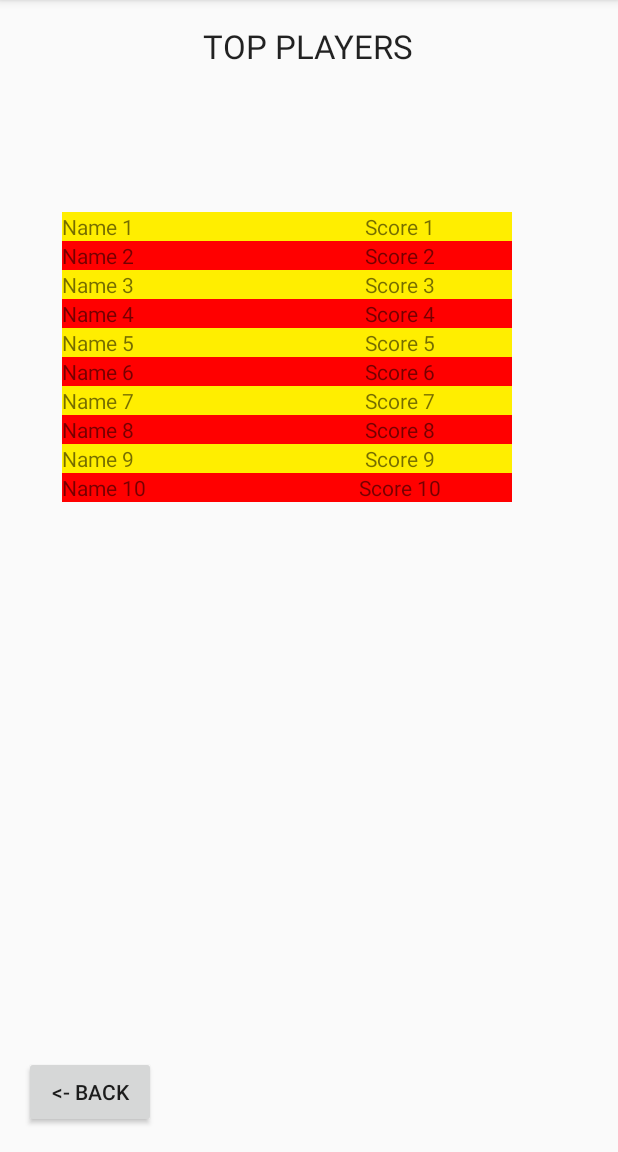
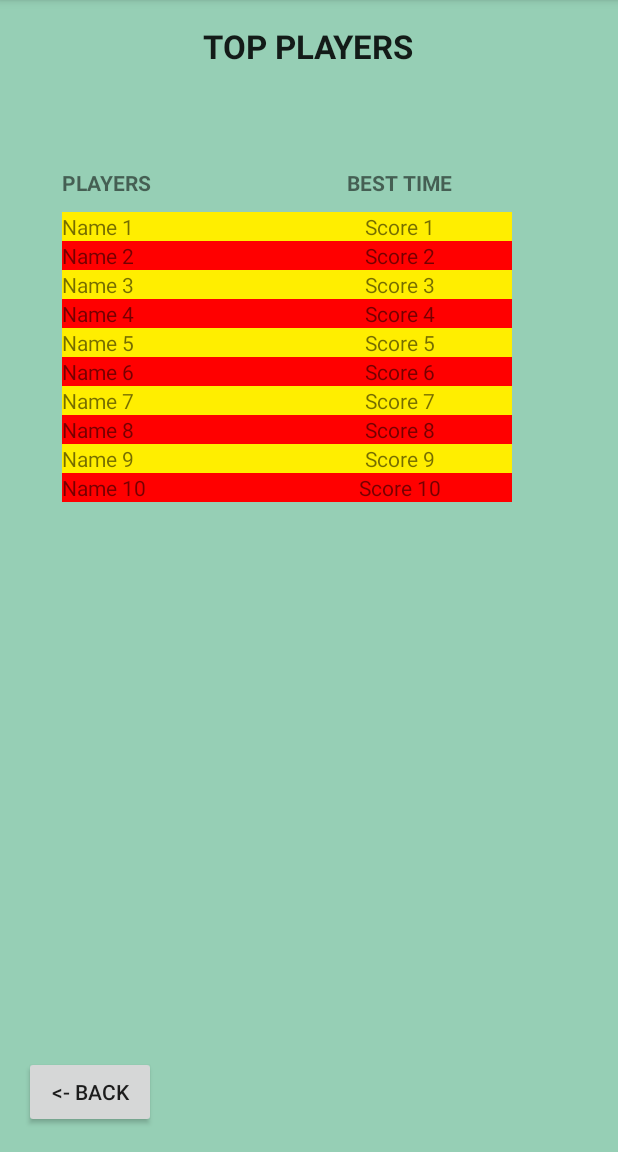
Before and after one commit to bth679/ColorMatch, an Android app: the HighScores screen opened directly, with no data from a screen before it, on a phone screen of 412 x 824 dp, the part 84-1236 px from its top. Run offline under Robolectric (Android 15) with nearby library versions, the phone set to English and light mode, and no system bars.

Commit message:
new changes

```diff
--- a/app/src/main/res/layout/activity_high_scores.xml
+++ b/app/src/main/res/layout/activity_high_scores.xml
@@ -7,7 +7,9 @@
     android:paddingLeft="@dimen/activity_horizontal_margin"
     android:paddingRight="@dimen/activity_horizontal_margin"
     android:paddingTop="@dimen/activity_vertical_margin"
-    tools:context="com.example.tan.colormatch.HighScores">
+    tools:context="com.example.tan.colormatch.HighScores"
+    android:background="#caf48c"
+    android:backgroundTint="#96cfb5">
 
     <Button
         android:layout_width="wrap_content"
@@ -24,6 +26,7 @@
         android:textAppearance="?android:attr/textAppearanceLarge"
         android:text="TOP PLAYERS"
         android:id="@+id/textView3"
+        android:textStyle="bold"
         android:layout_alignParentTop="true"
         android:layout_centerHorizontal="true" />
     <TableRow
@@ -268,7 +271,7 @@
             android:layout_alignEnd="@+id/back1" />
 
         <TextView
-            android:id="@+id/score1-"
+            android:id="@+id/score10"
             android:layout_height="wrap_content"
             android:layout_width="150dp"
             android:textAlignment="center"
@@ -277,4 +280,24 @@
             android:layout_alignEnd="@+id/back1" />
     </TableRow>
 
+    <TextView
+        android:id="@+id/textView15"
+        android:layout_height="wrap_content"
+        android:layout_width="150dp"
+        android:text="PLAYERS"
+        android:layout_alignBottom="@+id/tableRow1"
+        android:textStyle="bold"
+        android:layout_alignStart="@+id/tableRow1"
+        android:layout_marginBottom="29dp" />
+
+    <TextView
+        android:id="@+id/textView16"
+        android:layout_height="wrap_content"
+        android:layout_width="150dp"
+        android:textAlignment="center"
+        android:text="BEST TIME"
+        android:layout_alignBottom="@+id/textView15"
+        android:textStyle="bold"
+        android:layout_alignEnd="@+id/tableRow1" />
+
 </RelativeLayout>
--- a/app/src/main/res/layout/activity_level.xml
+++ b/app/src/main/res/layout/activity_level.xml
@@ -8,7 +8,9 @@
     android:paddingRight="@dimen/activity_horizontal_margin"
     android:paddingTop="@dimen/activity_vertical_margin"
     tools:context="com.example.tan.colormatch.Setting"
-    android:onClick="onClickLevel">
+    android:onClick="onClickLevel"
+    android:background="#caf48c"
+    android:backgroundTint="#96cfb5">
 
     <Button
         android:layout_width="wrap_content"
@@ -24,6 +26,7 @@
         android:layout_height="wrap_content"
         android:textAppearance="?android:attr/textAppearanceLarge"
         android:text="LEVEL"
+        android:textStyle="bold"
         android:id="@+id/level"
         android:layout_marginTop="48dp"
         android:layout_alignParentTop="true"
@@ -44,6 +47,7 @@
         android:layout_height="wrap_content"
         android:textAppearance="?android:attr/textAppearanceMedium"
         android:text="Select Difficulty:"
+        android:textStyle="bold"
         android:id="@+id/textView6"
         android:layout_above="@+id/levelSpinner"
         android:layout_centerHorizontal="true" />
--- a/app/src/main/res/layout/activity_setting.xml
+++ b/app/src/main/res/layout/activity_setting.xml
@@ -7,7 +7,9 @@
     android:paddingLeft="@dimen/activity_horizontal_margin"
     android:paddingRight="@dimen/activity_horizontal_margin"
     android:paddingTop="@dimen/activity_vertical_margin"
-    tools:context="com.example.tan.colormatch.Setting">
+    tools:context="com.example.tan.colormatch.Setting"
+    android:background="#caf48c"
+    android:backgroundTint="#96cfb5">
 
     <Button
         android:layout_width="wrap_content"
@@ -24,6 +26,7 @@
         android:textAppearance="?android:attr/textAppearanceLarge"
         android:text="SETTINGS"
         android:id="@+id/textView2"
+        android:textStyle="bold"
         android:layout_marginTop="48dp"
         android:layout_alignParentTop="true"
         android:layout_centerHorizontal="true" />
```
Also changed, not shown: app/src/main/res/layout/activity_about.xml (+9 -4 lines), app/src/main/res/layout/activity_main.xml (+11 -7 lines), app/src/main/res/layout/activity_music.xml (+6 -1 lines), app/src/main/res/layout/activity_play.xml (+5 -2 lines), 3 other files.
